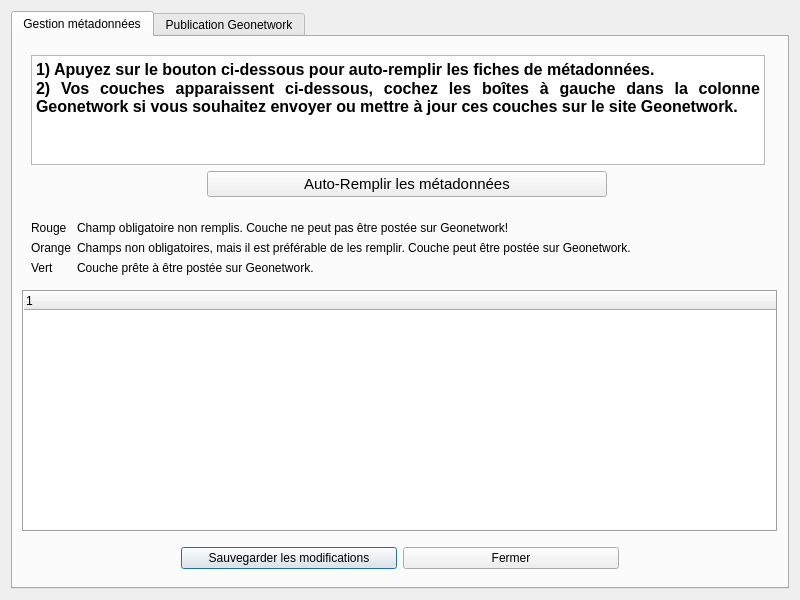
First picture: the form in meta_gam/Meta_GAM_dialog_base.ui, repository camptocamp/MetaGAM, before the edit.
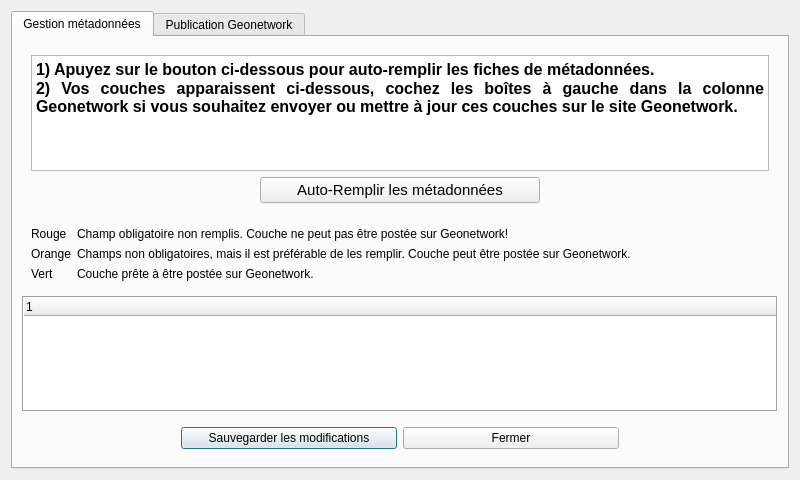
Second picture: the form after the edit. Custom widgets are drawn as their Qt base class.

What changed in the file:
```diff
--- a/meta_gam/Meta_GAM_dialog_base.ui
+++ b/meta_gam/Meta_GAM_dialog_base.ui
@@ -10,13 +10,13 @@
     <x>0</x>
     <y>0</y>
     <width>800</width>
-    <height>600</height>
+    <height>480</height>
    </rect>
   </property>
   <property name="minimumSize">
    <size>
     <width>400</width>
-    <height>450</height>
+    <height>480</height>
    </size>
   </property>
   <property name="windowTitle">
@@ -44,6 +44,12 @@
       <number>0</number>
      </property>
      <widget class="QWidget" name="tab_meta">
+      <property name="sizePolicy">
+       <sizepolicy hsizetype="Preferred" vsizetype="Preferred">
+        <horstretch>0</horstretch>
+        <verstretch>0</verstretch>
+       </sizepolicy>
+      </property>
       <attribute name="title">
        <string>Gestion métadonnées</string>
       </attribute>
@@ -151,14 +157,14 @@
           <bool>true</bool>
          </property>
          <property name="sizePolicy">
-          <sizepolicy hsizetype="Preferred" vsizetype="Fixed">
+          <sizepolicy hsizetype="Preferred" vsizetype="Preferred">
            <horstretch>0</horstretch>
            <verstretch>0</verstretch>
           </sizepolicy>
          </property>
          <property name="maximumSize">
           <size>
-           <width>752</width>
+           <width>16777215</width>
            <height>16777215</height>
           </size>
          </property>
@@ -171,8 +177,8 @@
          <property name="frameShadow">
           <enum>QFrame::Raised</enum>
          </property>
-         <layout class="QFormLayout" name="formLayout">
-          <item row="0" column="0" colspan="2">
+         <layout class="QVBoxLayout" name="verticalLayout_3">
+          <item>
            <widget class="QTextEdit" name="textEdit_2">
             <property name="sizePolicy">
              <sizepolicy hsizetype="Expanding" vsizetype="Fixed">
@@ -189,7 +195,7 @@
             <property name="maximumSize">
              <size>
               <width>16777215</width>
-              <height>50</height>
+              <height>16777215</height>
              </size>
             </property>
             <property name="frameShape">
@@ -211,39 +217,26 @@
             </property>
            </widget>
           </item>
-          <item row="1" column="0">
-           <spacer name="horizontalSpacer">
-            <property name="orientation">
-             <enum>Qt::Horizontal</enum>
-            </property>
-            <property name="sizeHint" stdset="0">
-             <size>
-              <width>170</width>
-              <height>20</height>
-             </size>
-            </property>
-           </spacer>
-          </item>
-          <item row="1" column="1">
+          <item alignment="Qt::AlignHCenter">
            <widget class="QPushButton" name="pbAutoMeta">
             <property name="enabled">
              <bool>true</bool>
             </property>
             <property name="sizePolicy">
-             <sizepolicy hsizetype="Minimum" vsizetype="Minimum">
+             <sizepolicy hsizetype="Preferred" vsizetype="Minimum">
               <horstretch>0</horstretch>
               <verstretch>0</verstretch>
              </sizepolicy>
             </property>
             <property name="minimumSize">
              <size>
-              <width>0</width>
+              <width>280</width>
               <height>0</height>
              </size>
             </property>
             <property name="maximumSize">
              <size>
-              <width>400</width>
+              <width>500</width>
               <height>16777215</height>
              </size>
             </property>
```
Left out of the diff: 184 changed lines with no effect on the pictures.
